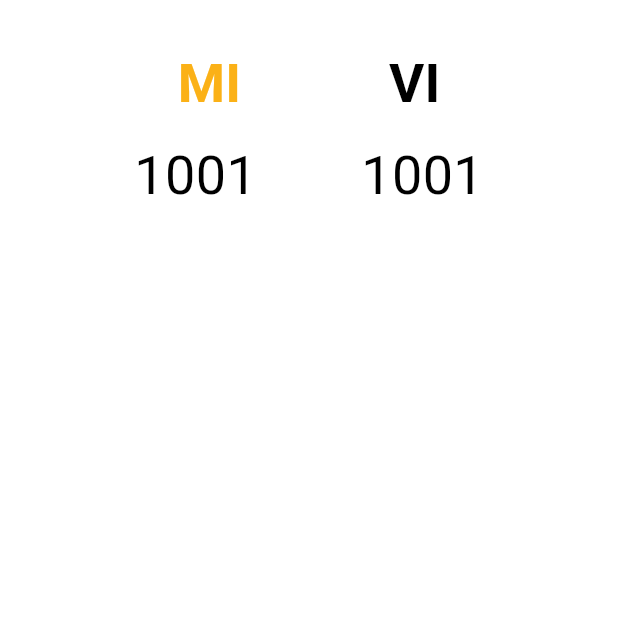
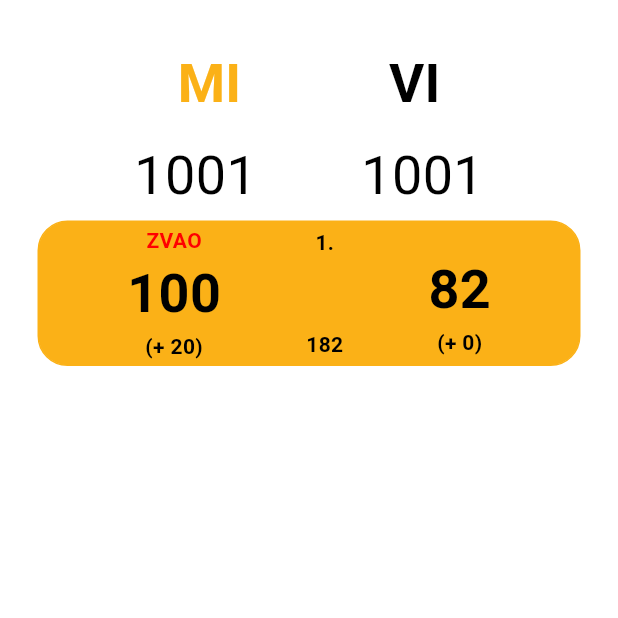
Before and after one commit to Vuk7/BelaBlok, a Flutter app: the CurrentGameScreen screen opened by its route, on a phone screen of 412 x 824 dp, the top half of it. Run offline on Flutter 3.47's test engine with Material 3 defaults, Android fonts, the phone set to English and light mode, and no system bars; our stand-ins replace go_router.

Commit message:
feat: round score list item widget

```diff
--- /dev/null
+++ b/src/lib/enums/caller_enum.dart
@@ -0,0 +1 @@
+enum Caller { teamOne, teamTwo }
--- a/src/lib/screens/current_game_screen/current_game_screen.dart
+++ b/src/lib/screens/current_game_screen/current_game_screen.dart
@@ -1,3 +1,5 @@
+import 'package:bela_blok/enums/caller_enum.dart';
+import 'package:bela_blok/screens/current_game_screen/widgets/round_score_list_item.dart';
 import 'package:flutter/material.dart';
 
 class CurrentGameScreen extends StatefulWidget {
@@ -61,8 +63,23 @@ class _CurrentGameScreenState extends State<CurrentGameScreen> {
                     color: Theme.of(context).colorScheme.secondary,
                     fontSize: 36),
               ),
+              const SizedBox(
+                height: 10,
+              ),
               const Spacer(),
             ],
+          ),
+          Padding(
+            padding: const EdgeInsets.all(5.0),
+            child: RoundScoreListItem(
+              teamOneCallAmount: 20,
+              teamTwoCallAmount: 0,
+              teamOneScore: 100,
+              teamTwoScore: 82,
+              roundID: 0,
+              teamCalled: Caller.teamOne,
+              onTap: () {},
+            ),
           ),
         ]),
       ),
--- /dev/null
+++ b/src/lib/screens/current_game_screen/widgets/round_score_list_item.dart
@@ -0,0 +1,111 @@
+import 'package:bela_blok/enums/caller_enum.dart';
+import 'package:bela_blok/themes/app_theme.dart';
+import 'package:flutter/material.dart';
+
+class RoundScoreListItem extends StatelessWidget {
+  final int teamOneCallAmount;
+  final int teamTwoCallAmount;
+  final int teamOneScore;
+  final int teamTwoScore;
+  final int roundID;
+  final Caller teamCalled;
+  final Function() onTap;
+  const RoundScoreListItem({
+    super.key,
+    required this.teamOneCallAmount,
+    required this.teamTwoCallAmount,
+    required this.teamOneScore,
+    required this.teamTwoScore,
+    required this.roundID,
+    required this.teamCalled,
+    required this.onTap,
+  });
+
+  @override
+  Widget build(BuildContext context) {
+    return GestureDetector(
+      onTap: onTap,
+      child: Container(
+        width: double.infinity,
+        decoration: BoxDecoration(
+          color: Theme.of(context).colorScheme.primary,
+          border: Border.all(color: Theme.of(context).colorScheme.primary),
+          borderRadius: BorderRadius.circular(20),
+        ),
+        child: Padding(
+            padding: const EdgeInsets.all(2.0),
+            child: Row(
+              children: [
+                const Spacer(),
+                Column(
+                  children: [
+                    (teamCalled == Caller.teamOne)
+                        ? const Text("ZVAO",
+                            style: TextStyle(
+                                color: AppTheme.red,
+                                fontWeight: FontWeight.bold,
+                                fontSize: 14))
+                        : const SizedBox(
+                            height: 14,
+                          ),
+                    Text("$teamOneScore",
+                        style: const TextStyle(
+                            color: Colors.black,
+                            fontWeight: FontWeight.bold,
+                            fontSize: 36)),
+                    Text("(+ $teamOneCallAmount)",
+                        style: const TextStyle(
+                            color: Colors.black,
+                            fontWeight: FontWeight.bold,
+                            fontSize: 14)),
+                  ],
+                ),
+                const Spacer(),
+                Column(
+                  children: [
+                    Text("${(roundID + 1)}.",
+                        style: const TextStyle(
+                            color: Colors.black,
+                            fontWeight: FontWeight.bold,
+                            fontSize: 14)),
+                    const SizedBox(
+                      height: 48,
+                    ),
+                    Text("${(teamOneScore + teamTwoScore)}",
+                        style: const TextStyle(
+                            color: Colors.black,
+                            fontWeight: FontWeight.bold,
+                            fontSize: 14)),
+                  ],
+                ),
+                const Spacer(),
+                Column(
+                  children: [
+                    (teamCalled == Caller.teamTwo)
+                        ? const Text("ZVAO",
+                            style: TextStyle(
+                                color: AppTheme.red,
+                                fontWeight: FontWeight.bold,
+                                fontSize: 14))
+                        : const SizedBox(
+                            height: 14,
+                          ),
+                    Text("$teamTwoScore",
+                        style: const TextStyle(
+                            color: Colors.black,
+                            fontWeight: FontWeight.bold,
+                            fontSize: 36)),
+                    Text("(+ $teamTwoCallAmount)",
+                        style: const TextStyle(
+                            color: Colors.black,
+                            fontWeight: FontWeight.bold,
+                            fontSize: 14)),
+                  ],
+                ),
+                const Spacer(),
+              ],
+            )),
+      ),
+    );
+  }
+}
```
